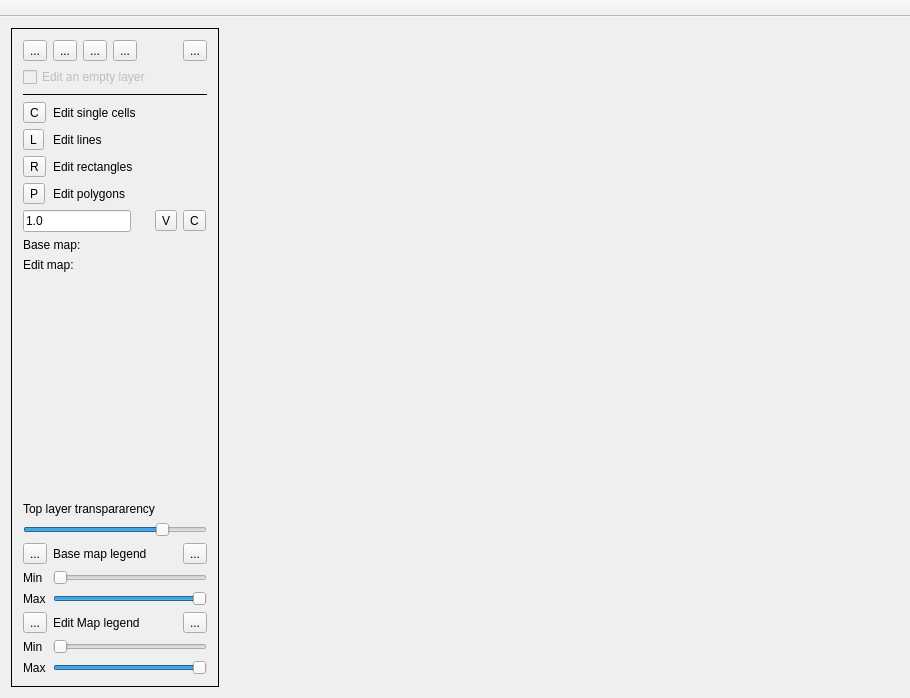
First picture: the form in mainwindow.ui, repository vjetten/MapEdit, before the edit.
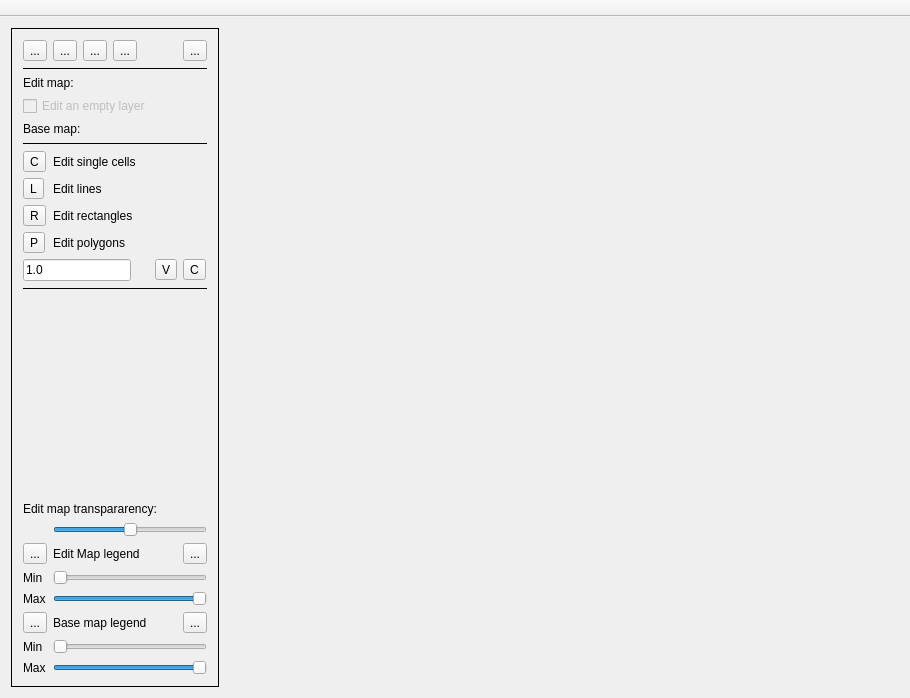
Second picture: the form after the edit. Icons and pictures are not drawn.

Diff of the .ui file:
```diff
--- a/mainwindow.ui
+++ b/mainwindow.ui
@@ -30,30 +30,20 @@
        <enum>QFrame::Plain</enum>
       </property>
       <layout class="QGridLayout" name="gridLayout">
-       <item row="18" column="0">
-        <widget class="QLabel" name="label_9">
-         <property name="sizePolicy">
-          <sizepolicy hsizetype="Fixed" vsizetype="Preferred">
-           <horstretch>0</horstretch>
-           <verstretch>0</verstretch>
-          </sizepolicy>
+       <item row="16" column="0">
+        <spacer name="verticalSpacer">
+         <property name="orientation">
+          <enum>Qt::Vertical</enum>
          </property>
-         <property name="text">
-          <string>Min</string>
+         <property name="sizeHint" stdset="0">
+          <size>
+           <width>20</width>
+           <height>40</height>
+          </size>
          </property>
-        </widget>
+        </spacer>
        </item>
-       <item row="6" column="1">
-        <widget class="QLabel" name="label_6">
-         <property name="toolTip">
-          <string>left mouse to dgitize, right mouse to end the polygon</string>
-         </property>
-         <property name="text">
-          <string>Edit polygons</string>
-         </property>
-        </widget>
-       </item>
-       <item row="3" column="1">
+       <item row="8" column="1">
         <widget class="QLabel" name="label_3">
          <property name="toolTip">
           <string>left mouse selects a single cell</string>
@@ -63,43 +53,7 @@
          </property>
         </widget>
        </item>
-       <item row="19" column="0">
-        <widget class="QLabel" name="label_10">
-         <property name="sizePolicy">
-          <sizepolicy hsizetype="Fixed" vsizetype="Preferred">
-           <horstretch>0</horstretch>
-           <verstretch>0</verstretch>
-          </sizepolicy>
-         </property>
-         <property name="text">
-          <string>Max</string>
-         </property>
-        </widget>
-       </item>
-       <item row="15" column="1" colspan="3">
-        <widget class="QSlider" name="slider_baseMin">
-         <property name="toolTipDuration">
-          <number>-1</number>
-         </property>
-         <property name="minimum">
-          <number>1</number>
-         </property>
-         <property name="orientation">
-          <enum>Qt::Horizontal</enum>
-         </property>
-        </widget>
-       </item>
-       <item row="5" column="1">
-        <widget class="QLabel" name="label_5">
-         <property name="toolTip">
-          <string>click opposite corners</string>
-         </property>
-         <property name="text">
-          <string>Edit rectangles</string>
-         </property>
-        </widget>
-       </item>
-       <item row="4" column="1">
+       <item row="9" column="1">
         <widget class="QLabel" name="label_4">
          <property name="toolTip">
           <string>left mouse to digitize , right mouse to end the line</string>
@@ -109,7 +63,105 @@
          </property>
         </widget>
        </item>
-       <item row="6" column="0">
+       <item row="25" column="3">
+        <widget class="QToolButton" name="toolButton_fixBaseminmax">
+         <property name="toolTip">
+          <string>fix distance min - max sliders</string>
+         </property>
+         <property name="text">
+          <string>...</string>
+         </property>
+         <property name="icon">
+          <iconset resource="resources/mapedit.qrc">
+           <normaloff>:/clip.png</normaloff>:/clip.png</iconset>
+         </property>
+         <property name="checkable">
+          <bool>true</bool>
+         </property>
+        </widget>
+       </item>
+       <item row="25" column="1">
+        <widget class="QLabel" name="label">
+         <property name="text">
+          <string>Base map legend</string>
+         </property>
+        </widget>
+       </item>
+       <item row="26" column="0">
+        <widget class="QLabel" name="label_2">
+         <property name="sizePolicy">
+          <sizepolicy hsizetype="Fixed" vsizetype="Preferred">
+           <horstretch>0</horstretch>
+           <verstretch>0</verstretch>
+          </sizepolicy>
+         </property>
+         <property name="text">
+          <string>Min</string>
+         </property>
+        </widget>
+       </item>
+       <item row="25" column="0">
+        <widget class="QToolButton" name="toolButton_paletteBase">
+         <property name="toolTip">
+          <string>Change palette of base map</string>
+         </property>
+         <property name="text">
+          <string>...</string>
+         </property>
+         <property name="icon">
+          <iconset resource="resources/mapedit.qrc">
+           <normaloff>:/palette.png</normaloff>:/palette.png</iconset>
+         </property>
+        </widget>
+       </item>
+       <item row="10" column="1">
+        <widget class="QLabel" name="label_5">
+         <property name="toolTip">
+          <string>click opposite corners</string>
+         </property>
+         <property name="text">
+          <string>Edit rectangles</string>
+         </property>
+        </widget>
+       </item>
+       <item row="26" column="1" colspan="3">
+        <widget class="QSlider" name="slider_baseMin">
+         <property name="toolTipDuration">
+          <number>-1</number>
+         </property>
+         <property name="minimum">
+          <number>1</number>
+         </property>
+         <property name="orientation">
+          <enum>Qt::Horizontal</enum>
+         </property>
+        </widget>
+       </item>
+       <item row="4" column="0" colspan="4">
+        <widget class="QCheckBox" name="checkBox_editBase">
+         <property name="enabled">
+          <bool>false</bool>
+         </property>
+         <property name="text">
+          <string>Edit an empty layer</string>
+         </property>
+        </widget>
+       </item>
+       <item row="12" column="2">
+        <widget class="QToolButton" name="toolButton_doEdit">
+         <property name="toolTip">
+          <string>Replace selection with this value</string>
+         </property>
+         <property name="text">
+          <string>V</string>
+         </property>
+         <property name="icon">
+          <iconset resource="resources/mapedit.qrc">
+           <normaloff>:/checkmark.png</normaloff>:/checkmark.png</iconset>
+         </property>
+        </widget>
+       </item>
+       <item row="11" column="0">
         <widget class="QToolButton" name="toolButton_editPolygon">
          <property name="text">
           <string>P</string>
@@ -123,10 +175,27 @@
          </property>
         </widget>
        </item>
-       <item row="4" column="0">
-        <widget class="QToolButton" name="toolButton_editLine">
+       <item row="22" column="1" colspan="3">
+        <widget class="QSlider" name="slider_editMin">
+         <property name="orientation">
+          <enum>Qt::Horizontal</enum>
+         </property>
+        </widget>
+       </item>
+       <item row="1" column="0" colspan="4">
+        <widget class="Line" name="line_2">
+         <property name="frameShadow">
+          <enum>QFrame::Plain</enum>
+         </property>
+         <property name="orientation">
+          <enum>Qt::Horizontal</enum>
+         </property>
+        </widget>
+       </item>
+       <item row="8" column="0">
+        <widget class="QToolButton" name="toolButton_editCell">
          <property name="text">
-          <string>L</string>
+          <string>C</string>
          </property>
          <property name="icon">
           <iconset resource="resources/mapedit.qrc">
@@ -137,21 +206,85 @@
          </property>
         </widget>
        </item>
-       <item row="12" column="0" colspan="3">
-        <widget class="QLabel" name="label_7">
+       <item row="12" column="0" colspan="2">
+        <widget class="QLineEdit" name="lineEdit_Value">
+         <property name="sizePolicy">
+          <sizepolicy hsizetype="Fixed" vsizetype="Fixed">
+           <horstretch>0</horstretch>
+           <verstretch>0</verstretch>
+          </sizepolicy>
+         </property>
+         <property name="inputMask">
+          <string/>
+         </property>
          <property name="text">
-          <string>Top layer transpararency</string>
+          <string>1.0</string>
          </property>
         </widget>
        </item>
-       <item row="14" column="1">
-        <widget class="QLabel" name="label">
+       <item row="5" column="0" colspan="4">
+        <widget class="QLabel" name="label_base">
+         <property name="palette">
+          <palette>
+           <active>
+            <colorrole role="WindowText">
+             <brush brushstyle="SolidPattern">
+              <color alpha="255">
+               <red>0</red>
+               <green>0</green>
+               <blue>0</blue>
+              </color>
+             </brush>
+            </colorrole>
+           </active>
+           <inactive>
+            <colorrole role="WindowText">
+             <brush brushstyle="SolidPattern">
+              <color alpha="255">
+               <red>0</red>
+               <green>0</green>
+               <blue>0</blue>
+              </color>
+             </brush>
+            </colorrole>
+           </inactive>
+           <disabled>
+            <colorrole role="WindowText">
+             <brush brushstyle="SolidPattern">
+              <color alpha="255">
+               <red>120</red>
+               <green>120</green>
+               <blue>120</blue>
+              </color>
+             </brush>
+            </colorrole>
+           </disabled>
+          </palette>
+         </property>
+         <property name="font">
+          <font>
+           <bold>false</bold>
+          </font>
+         </property>
          <property name="text">
-          <string>Base map legend</string>
+          <string>Base map: &lt;empty&gt;</string>
          </property>
         </widget>
        </item>
-       <item row="7" column="3">
+       <item row="27" column="1" colspan="3">
+        <widget class="QSlider" name="slider_baseMax">
+         <property name="minimum">
+          <number>1</number>
+         </property>
+         <property name="value">
+          <number>99</number>
+         </property>
+         <property name="orientation">
+          <enum>Qt::Horizontal</enum>
+         </property>
+        </widget>
+       </item>
+       <item row="12" column="3">
         <widget class="QToolButton" name="toolButton_restoreEdit">
          <property name="toolTip">
           <string>Restore original values in selection</string>
@@ -249,54 +382,136 @@
          </item>
         </layout>
        </item>
-       <item row="17" column="1">
+       <item row="19" column="3">
+        <widget class="QToolButton" name="toolButton_fixTopminmax">
+         <property name="toolTip">
+          <string>fix distance min - max sliders</string>
+         </property>
+         <property name="text">
+          <string>...</string>
+         </property>
+         <property name="icon">
+          <iconset resource="resources/mapedit.qrc">
+           <normaloff>:/clip.png</normaloff>:/clip.png</iconset>
+         </property>
+         <property name="checkable">
+          <bool>true</bool>
+         </property>
+        </widget>
+       </item>
+       <item row="19" column="0">
+        <widget class="QToolButton" name="toolButton_paletteTop">
+         <property name="toolTip">
+          <string>Change palette of edit map</string>
+         </property>
+         <property name="text">
+          <string>...</string>
+         </property>
+         <property name="icon">
+          <iconset resource="resources/mapedit.qrc">
+           <normaloff>:/palette.png</normaloff>:/palette.png</iconset>
+         </property>
+        </widget>
+       </item>
+       <item row="7" column="0" colspan="4">
+        <widget class="Line" name="line">
+         <property name="frameShadow">
+          <enum>QFrame::Plain</enum>
+         </property>
+         <property name="orientation">
+          <enum>Qt::Horizontal</enum>
+         </property>
+        </widget>
+       </item>
+       <item row="9" column="0">
+        <widget class="QToolButton" name="toolButton_editLine">
+         <property name="text">
+          <string>L</string>
+         </property>
+         <property name="icon">
+          <iconset resource="resources/mapedit.qrc">
+           <normaloff>:/editline.png</normaloff>:/editline.png</iconset>
+         </property>
+         <property name="checkable">
+          <bool>true</bool>
+         </property>
+        </widget>
+       </item>
+       <item row="22" column="0">
+        <widget class="QLabel" name="label_9">
+         <property name="sizePolicy">
+          <sizepolicy hsizetype="Fixed" vsizetype="Preferred">
+           <horstretch>0</horstretch>
+           <verstretch>0</verstretch>
+          </sizepolicy>
+         </property>
+         <property name="text">
+          <string>Min</string>
+         </property>
+        </widget>
+       </item>
+       <item row="23" column="0">
+        <widget class="QLabel" name="label_10">
+         <property name="sizePolicy">
+          <sizepolicy hsizetype="Fixed" vsizetype="Preferred">
+           <horstretch>0</horstretch>
+           <verstretch>0</verstretch>
+          </sizepolicy>
+         </property>
+         <property name="text">
+          <string>Max</string>
+         </property>
+        </widget>
+       </item>
+       <item row="27" column="0">
+        <widget class="QLabel" name="label_8">
+         <property name="sizePolicy">
+          <sizepolicy hsizetype="Fixed" vsizetype="Preferred">
+           <horstretch>0</horstretch>
+           <verstretch>0</verstretch>
+          </sizepolicy>
+         </property>
+         <property name="text">
+          <string>Max</string>
+         </property>
+        </widget>
+       </item>
+       <item row="3" column="0" colspan="4">
+        <widget class="QLabel" name="label_edit">
+         <property name="text">
+          <string>Edit map: &lt;empty&gt;</string>
+         </property>
+        </widget>
+       </item>
+       <item row="11" column="1">
+        <widget class="QLabel" name="label_6">
+         <property name="toolTip">
+          <string>left mouse to dgitize, right mouse to end the polygon</string>
+         </property>
+         <property name="text">
+          <string>Edit polygons</string>
+         </property>
+        </widget>
+       </item>
+       <item row="13" column="0" colspan="4">
+        <widget class="Line" name="line_3">
+         <property name="frameShadow">
+          <enum>QFrame::Plain</enum>
+         </property>
+         <property name="orientation">
+          <enum>Qt::Horizontal</enum>
+         </property>
+        </widget>
+       </item>
+       <item row="19" column="1">
         <widget class="QLabel" name="label_11">
          <property name="text">
           <string>Edit Map legend</string>
          </property>
         </widget>
        </item>
-       <item row="8" column="0" colspan="2">
-        <widget class="QLabel" name="label_base">
-         <property name="text">
-          <string>Base map: &lt;empty&gt;</string>
-         </property>
-        </widget>
-       </item>
-       <item row="15" column="0">
-        <widget class="QLabel" name="label_2">
-         <property name="sizePolicy">
-          <sizepolicy hsizetype="Fixed" vsizetype="Preferred">
-           <horstretch>0</horstretch>
-           <verstretch>0</verstretch>
-          </sizepolicy>
-         </property>
-         <property name="text">
-          <string>Min</string>
-         </property>
-        </widget>
-       </item>
-       <item row="7" column="0" colspan="2">
-        <widget class="QLineEdit" name="lineEdit_Value">
-         <property name="sizePolicy">
-          <sizepolicy hsizetype="Fixed" vsizetype="Fixed">
-           <horstretch>0</horstretch>
-           <verstretch>0</verstretch>
-          </sizepolicy>
-         </property>
-         <property name="inputMask">
-          <string/>
-         </property>
-         <property name="text">
-          <string>1.0</string>
-         </property>
-         <property name="maxLength">
-          <number>7</number>
-         </property>
-        </widget>
-       </item>
-       <item row="16" column="1" colspan="3">
-        <widget class="QSlider" name="slider_baseMax">
+       <item row="23" column="1" colspan="3">
+        <widget class="QSlider" name="slider_editMax">
          <property name="minimum">
           <number>1</number>
          </property>
@@ -308,7 +523,7 @@
          </property>
         </widget>
        </item>
-       <item row="5" column="0">
+       <item row="10" column="0">
         <widget class="QToolButton" name="toolButton_editRectangle">
          <property name="text">
           <string>R</string>
@@ -322,105 +537,14 @@
          </property>
         </widget>
        </item>
-       <item row="3" column="0">
-        <widget class="QToolButton" name="toolButton_editCell">
+       <item row="17" column="0" colspan="3">
+        <widget class="QLabel" name="label_7">
          <property name="text">
-          <string>C</string>
+          <string>Edit map transpararency:</string>
          </property>
-         <property name="icon">
-          <iconset resource="resources/mapedit.qrc">
-           <normaloff>:/editcell.png</normaloff>:/editcell.png</iconset>
-         </property>
-         <property name="checkable">
-          <bool>true</bool>
-         </property>
         </widget>
        </item>
-       <item row="9" column="0" colspan="2">
-        <widget class="QLabel" name="label_edit">
-         <property name="text">
-          <string>Edit map: &lt;empty&gt;</string>
-         </property>
-        </widget>
-       </item>
-       <item row="19" column="1" colspan="3">
-        <widget class="QSlider" name="slider_editMax">
-         <property name="minimum">
-          <number>1</number>
-         </property>
-         <property name="value">
-          <number>99</number>
-         </property>
-         <property name="orientation">
-          <enum>Qt::Horizontal</enum>
-         </property>
-        </widget>
-       </item>
-       <item row="7" column="2">
-        <widget class="QToolButton" name="toolButton_doEdit">
-         <property name="toolTip">
-          <string>Replace selection with this value</string>
-         </property>
-         <property name="text">
-          <string>V</string>
-         </property>
-         <property name="icon">
-          <iconset resource="resources/mapedit.qrc">
-           <normaloff>:/checkmark.png</normaloff>:/checkmark.png</iconset>
-         </property>
-        </widget>
-       </item>
-       <item row="14" column="0">
-        <widget class="QToolButton" name="toolButton_paletteBase">
-         <property name="toolTip">
-          <string>Change palette of base map</string>
-         </property>
-         <property name="text">
-          <string>...</string>
-         </property>
-         <property name="icon">
-          <iconset resource="resources/mapedit.qrc">
-           <normaloff>:/palette.png</normaloff>:/palette.png</iconset>
-         </property>
-        </widget>
-       </item>
-       <item row="2" column="0" colspan="4">
-        <widget class="Line" name="line">
-         <property name="frameShadow">
-          <enum>QFrame::Plain</enum>
-         </property>
-         <property name="orientation">
-          <enum>Qt::Horizontal</enum>
-         </property>
-        </widget>
-       </item>
-       <item row="16" column="0">
-        <widget class="QLabel" name="label_8">
-         <property name="sizePolicy">
-          <sizepolicy hsizetype="Fixed" vsizetype="Preferred">
-           <horstretch>0</horstretch>
-           <verstretch>0</verstretch>
-          </sizepolicy>
-         </property>
-         <property name="text">
-          <string>Max</string>
-         </property>
-        </widget>
-       </item>
-       <item row="11" column="0">
-        <spacer name="verticalSpacer">
-         <property name="orientation">
-          <enum>Qt::Vertical</enum>
-         </property>
-         <property name="sizeHint" stdset="0">
-          <size>
-           <width>20</width>
-           <height>40</height>
-          </size>
-         </property>
-        </spacer>
-       </item>
-       <item row="13" column="0" colspan="4">
+       <item row="18" column="1" colspan="3">
         <widget class="QSlider" name="transparency">
          <property name="sizePolicy">
           <sizepolicy hsizetype="Preferred" vsizetype="Fixed">
@@ -435,81 +559,16 @@
           <number>255</number>
          </property>
          <property name="value">
-          <number>200</number>
+          <number>128</number>
          </property>
          <property name="sliderPosition">
-          <number>200</number>
+          <number>128</number>
          </property>
          <property name="orientation">
           <enum>Qt::Horizontal</enum>
          </property>
         </widget>
        </item>
-       <item row="17" column="0">
-        <widget class="QToolButton" name="toolButton_paletteTop">
-         <property name="toolTip">
-          <string>Change palette of edit map</string>
-         </property>
-         <property name="text">
-          <string>...</string>
-         </property>
-         <property name="icon">
-          <iconset resource="resources/mapedit.qrc">
-           <normaloff>:/palette.png</normaloff>:/palette.png</iconset>
-         </property>
-        </widget>
-       </item>
-       <item row="18" column="1" colspan="3">
-        <widget class="QSlider" name="slider_editMin">
-         <property name="orientation">
-          <enum>Qt::Horizontal</enum>
-         </property>
-        </widget>
-       </item>
-       <item row="1" column="0" colspan="4">
-        <widget class="QCheckBox" name="checkBox_editBase">
-         <property name="enabled">
-          <bool>false</bool>
-         </property>
-         <property name="text">
-          <string>Edit an empty layer</string>
-         </property>
-        </widget>
-       </item>
-       <item row="14" column="3">
-        <widget class="QToolButton" name="toolButton_fixBaseminmax">
-         <property name="toolTip">
-          <string>fix distance min - max sliders</string>
-         </property>
-         <property name="text">
-          <string>...</string>
-         </property>
-         <property name="icon">
-          <iconset resource="resources/mapedit.qrc">
-           <normaloff>:/clip.png</normaloff>:/clip.png</iconset>
-         </property>
-         <property name="checkable">
-          <bool>true</bool>
-         </property>
-        </widget>
-       </item>
-       <item row="17" column="3">
-        <widget class="QToolButton" name="toolButton_fixTopminmax">
-         <property name="toolTip">
-          <string>fix distance min - max sliders</string>
-         </property>
-         <property name="text">
-          <string>...</string>
-         </property>
-         <property name="icon">
-          <iconset resource="resources/mapedit.qrc">
-           <normaloff>:/clip.png</normaloff>:/clip.png</iconset>
-         </property>
-         <property name="checkable">
-          <bool>true</bool>
-         </property>
-        </widget>
-       </item>
       </layout>
      </widget>
     </item>
```
Left out of the diff: 5 changed lines with no effect on the pictures.
